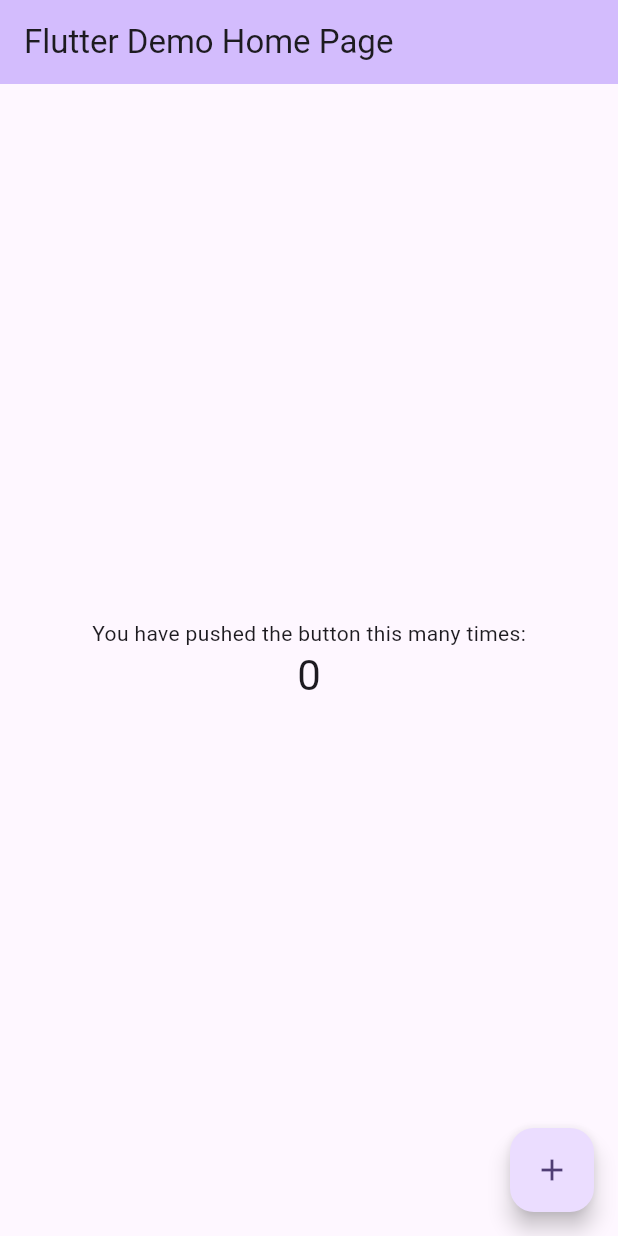
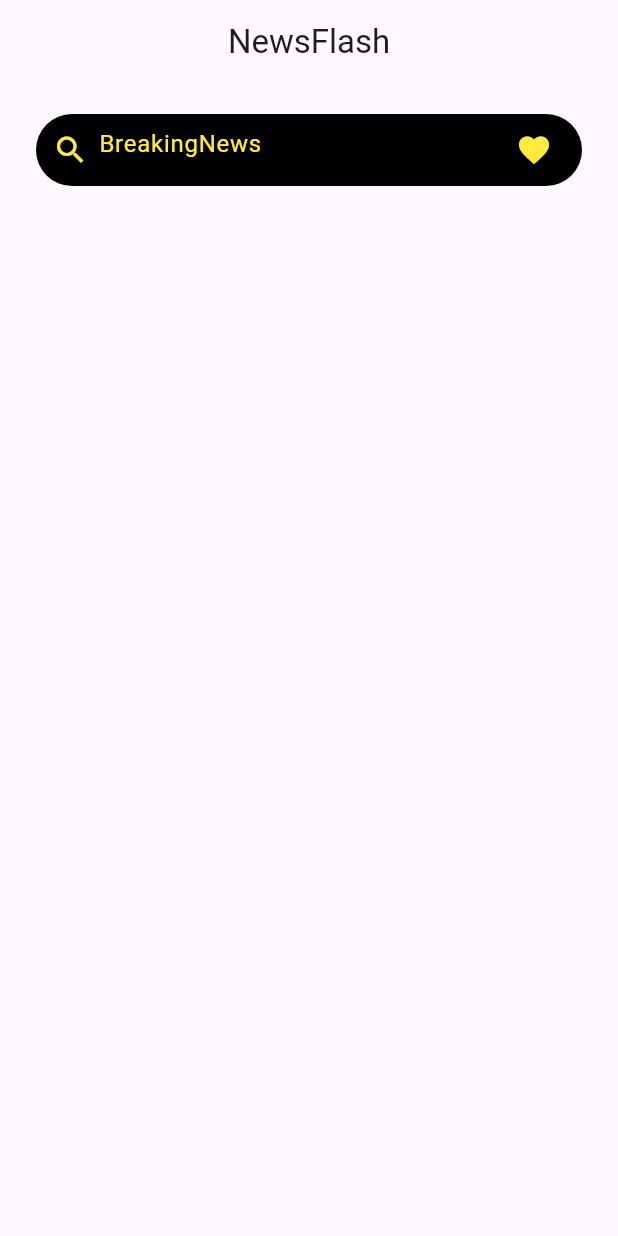
Before and after one commit to anuragJoshi05/NewsFlash, a Flutter app: the screen it shows after launch, on a phone screen of 412 x 824 dp. Run offline on Flutter 3.47's test engine with Material 3 defaults, Android fonts, the phone set to English and light mode, and no system bars.

Commit message:
Initial commit: Set up Flutter project with Home screen
- Created a new Flutter project named "NewsFlash"
- Implemented the main application structure in main.dart
- Added a basic Home screen in home.dart
- Customized the search bar with updated colors and icons

```diff
--- a/lib/home.dart
+++ b/lib/home.dart
@@ -0,0 +1,75 @@
+import 'package:flutter/material.dart';
+
+class Home extends StatefulWidget {
+  const Home({super.key});
+
+  @override
+  State<Home> createState() => _HomeState();
+}
+
+class _HomeState extends State<Home> {
+  TextEditingController searchController = TextEditingController();
+  @override
+  Widget build(BuildContext context) {
+    return  Scaffold(
+      appBar: AppBar(
+        title: const Text("NewsFlash"),
+        centerTitle: true,
+      ),
+      body: Column(
+        children: [
+          SafeArea(
+              child:Container(
+                padding: const EdgeInsets.symmetric(horizontal: 8),
+                margin: const EdgeInsets.symmetric(
+                    horizontal: 24, vertical: 20),
+                decoration: BoxDecoration(
+                  color: Colors.black, // Updated background color to black
+                  borderRadius: BorderRadius.circular(30),
+                ),
+                child: Row(
+                  children: [
+                    GestureDetector(
+                      onTap: () {},
+                      child: Container(
+                        margin: const EdgeInsets.fromLTRB(3, 0, 7, 0),
+                        child: const Icon(
+                          Icons.search,
+                          color:
+                          Colors.yellow, // Updated icon color to yellow
+                        ),
+                      ),
+                    ),
+                    Expanded(
+                      child: TextField(
+                        controller: searchController,
+                        style: const TextStyle(color: Colors.greenAccent),
+                        onSubmitted: (value) {},
+                        decoration: InputDecoration(
+                          border: InputBorder.none,
+                          hintText: "BreakingNews",
+                          hintStyle: const TextStyle(
+                              color: Colors
+                                  .yellow), // Updated hint text color to yellow
+                          suffixIcon: IconButton(
+                            onPressed: () {
+                              // Add your action here
+                            },
+                            icon: const Icon(
+                              Icons.favorite,
+                              color: Colors
+                                  .yellow, // Updated icon color to yellow
+                            ),
+                          ),
+                        ),
+                      ),
+                    ),
+                  ],
+                ),
+              ),
+          )
+        ],
+      ),
+    );
+  }
+}
--- a/lib/main.dart
+++ b/lib/main.dart
@@ -1,125 +1,19 @@
 import 'package:flutter/material.dart';
+import 'package:newsflash/home.dart';
 
-void main() {
-  runApp(const MyApp());
-}
+void main() => runApp(const MyApp());
 
 class MyApp extends StatelessWidget {
   const MyApp({super.key});
 
-  // This widget is the root of your application.
   @override
   Widget build(BuildContext context) {
     return MaterialApp(
       title: 'Flutter Demo',
       theme: ThemeData(
-        // This is the theme of your application.
-        //
-        // TRY THIS: Try running your application with "flutter run". You'll see
-        // the application has a purple toolbar. Then, without quitting the app,
-        // try changing the seedColor in the colorScheme below to Colors.green
-        // and then invoke "hot reload" (save your changes or press the "hot
-        // reload" button in a Flutter-supported IDE, or press "r" if you used
-        // the command line to start the app).
-        //
-        // Notice that the counter didn't reset back to zero; the application
-        // state is not lost during the reload. To reset the state, use hot
-        // restart instead.
-        //
-        // This works for code too, not just values: Most code changes can be
-        // tested with just a hot reload.
         colorScheme: ColorScheme.fromSeed(seedColor: Colors.deepPurple),
-        useMaterial3: true,
       ),
-      home: const MyHomePage(title: 'Flutter Demo Home Page'),
+      home: Home(),
     );
   }
 }
-
-class MyHomePage extends StatefulWidget {
-  const MyHomePage({super.key, required this.title});
-
-  // This widget is the home page of your application. It is stateful, meaning
-  // that it has a State object (defined below) that contains fields that affect
-  // how it looks.
-
-  // This class is the configuration for the state. It holds the values (in this
-  // case the title) provided by the parent (in this case the App widget) and
-  // used by the build method of the State. Fields in a Widget subclass are
-  // always marked "final".
-
-  final String title;
-
-  @override
-  State<MyHomePage> createState() => _MyHomePageState();
-}
-
-class _MyHomePageState extends State<MyHomePage> {
-  int _counter = 0;
-
-  void _incrementCounter() {
-    setState(() {
-      // This call to setState tells the Flutter framework that something has
-      // changed in this State, which causes it to rerun the build method below
-      // so that the display can reflect the updated values. If we changed
-      // _counter without calling setState(), then the build method would not be
-      // called again, and so nothing would appear to happen.
-      _counter++;
-    });
-  }
-
-  @override
-  Widget build(BuildContext context) {
-    // This method is rerun every time setState is called, for instance as done
-    // by the _incrementCounter method above.
-    //
-    // The Flutter framework has been optimized to make rerunning build methods
-    // fast, so that you can just rebuild anything that needs updating rather
-    // than having to individually change instances of widgets.
-    return Scaffold(
-      appBar: AppBar(
-        // TRY THIS: Try changing the color here to a specific color (to
-        // Colors.amber, perhaps?) and trigger a hot reload to see the AppBar
-        // change color while the other colors stay the same.
-        backgroundColor: Theme.of(context).colorScheme.inversePrimary,
-        // Here we take the value from the MyHomePage object that was created by
-        // the App.build method, and use it to set our appbar title.
-        title: Text(widget.title),
-      ),
-      body: Center(
-        // Center is a layout widget. It takes a single child and positions it
-        // in the middle of the parent.
-        child: Column(
-          // Column is also a layout widget. It takes a list of children and
-          // arranges them vertically. By default, it sizes itself to fit its
-          // children horizontally, and tries to be as tall as its parent.
-          //
-          // Column has various properties to control how it sizes itself and
-          // how it positions its children. Here we use mainAxisAlignment to
-          // center the children vertically; the main axis here is the vertical
-          // axis because Columns are vertical (the cross axis would be
-          // horizontal).
-          //
-          // TRY THIS: Invoke "debug painting" (choose the "Toggle Debug Paint"
-          // action in the IDE, or press "p" in the console), to see the
-          // wireframe for each widget.
-          mainAxisAlignment: MainAxisAlignment.center,
-          children: <Widget>[
-            const Text(
-              'You have pushed the button this many times:',
-            ),
-            Text(
-              '$_counter',
-              style: Theme.of(context).textTheme.headlineMedium,
-            ),
-          ],
-        ),
-      ),
-      floatingActionButton: FloatingActionButton(
-        onPressed: _incrementCounter,
-        tooltip: 'Increment',
-        child: const Icon(Icons.add),
-      ), // This trailing comma makes auto-formatting nicer for build methods.
-    );
-  }
-}
```
